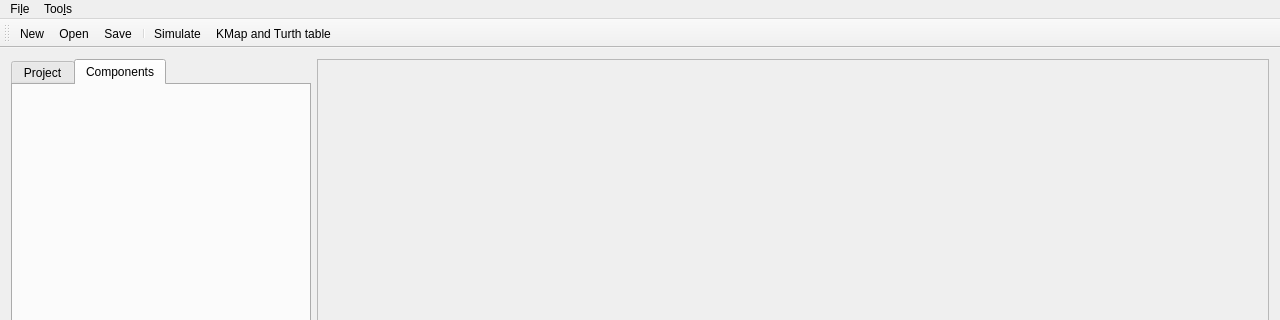
Old version of the form src/mainwindow.ui in the repository Sefrwahed/LogicSim; both pictures show x 0 to 1280 and y 0 to 320 of the 1280 by 812 pixel window.
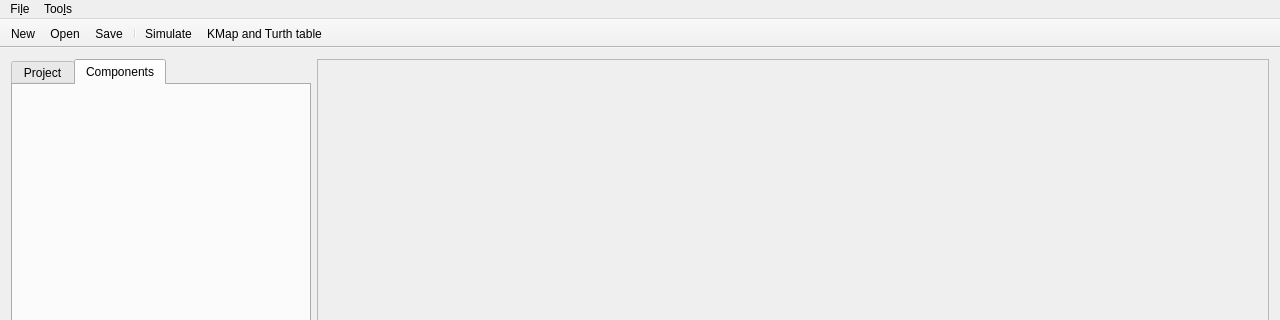
New version of the form. Icons and pictures are not drawn.

```diff
--- a/src/mainwindow.ui
+++ b/src/mainwindow.ui
@@ -99,6 +99,9 @@
    <addaction name="menuTools"/>
   </widget>
   <widget class="QToolBar" name="mainToolBar">
+   <property name="movable">
+    <bool>false</bool>
+   </property>
    <attribute name="toolBarArea">
     <enum>TopToolBarArea</enum>
    </attribute>
```
Left out of the diff: 2 changed lines with no effect on the pictures.
